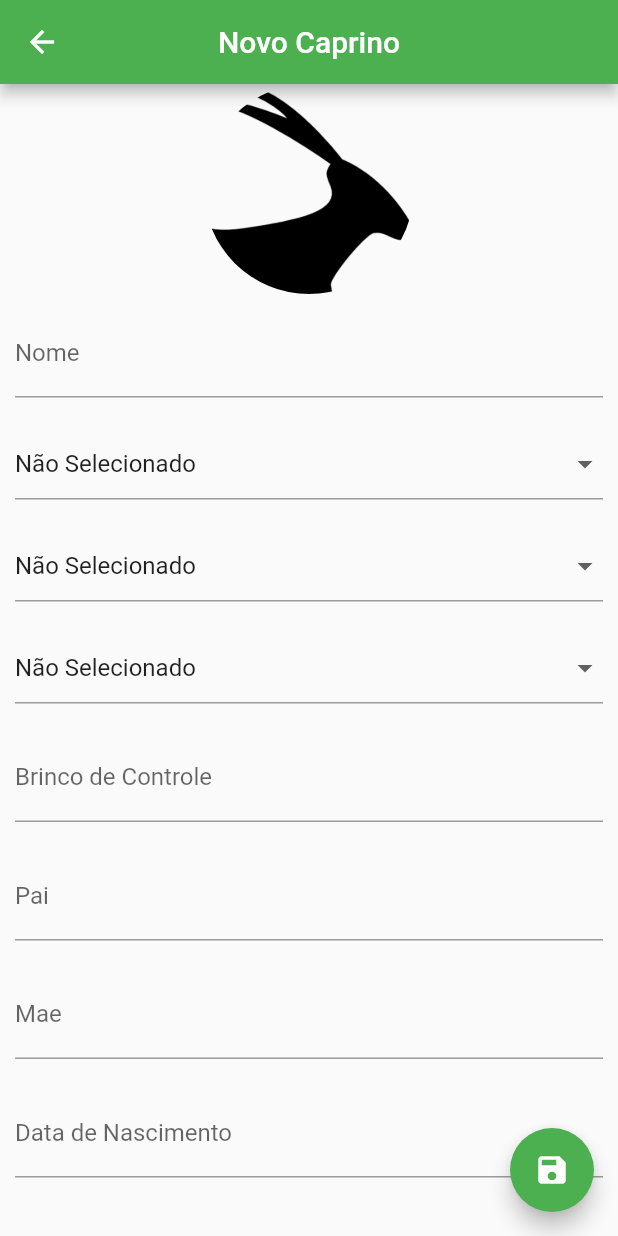
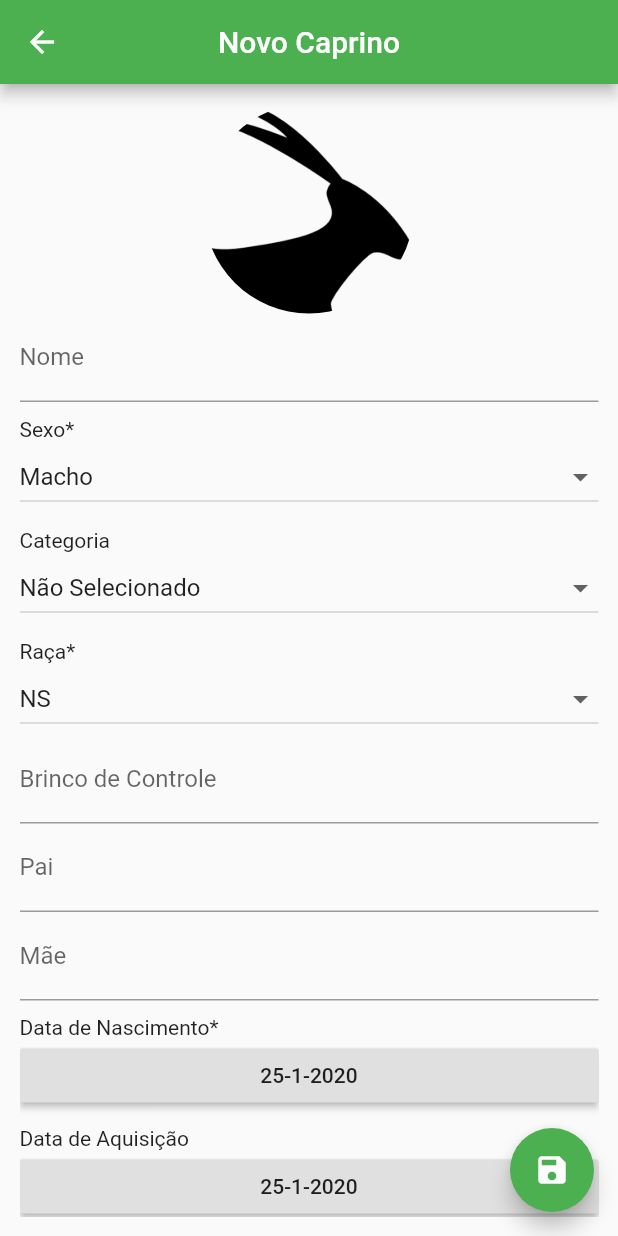
Before and after one commit to MatheusPatriota/projeto_escrituracao_rebanho, a Flutter app: the CaprinoPage screen opened directly, after a tap on the "add" icon, on a phone screen of 412 x 824 dp. Run offline on Flutter 3.47's test engine with Material 2 defaults, Android fonts, the phone set to English and light mode, and no system bars; our stand-ins replace image_picker, sqflite; accounts and stored records are empty.

Commit message:
Cadastro de Caprinos finalizado e funcional, proximo passo trabalhar no menu de visualização do caprino

```diff
--- a/ouvinos_caprinos/lib/drowpdown_info/dropdown_buttons.dart
+++ /dev/null
@@ -1,77 +0,0 @@
-class Sexo {
-  int id;
-  String nome;
-
-  Sexo(this.id, this.nome);
-
-  static List<Sexo> getSex() {
-    return <Sexo>[
-      Sexo(0,'Não Selecionado'),
-      Sexo(1, 'Macho'),
-      Sexo(2, 'Fêmea'),
-    ];
-  }
-}
-
-class Categoria{
-  int id;
-  String nome;
-
-  Categoria(this.id, this.nome);
-
-  static List<Categoria> getCategorias(){
-    return <Categoria>[
-      Categoria(0,'Não Selecionado'),
-      Categoria(1, 'Cria'),
-      Categoria(2, 'Recria'),
-      Categoria(3, 'Terminação'),
-      Categoria(4, 'Matriz'),
-      Categoria(5, 'Reprodutor')
-    ];
-
-  }
-}
-
-class RacaCaprino{
-  int id;
-  String nome;
-
-  RacaCaprino(this.id, this.nome);
-
-  static List<RacaCaprino> getRacaCaprinos(){
-    return <RacaCaprino>[
-      RacaCaprino(0,'Não Selecionado'),
-      RacaCaprino(1,"NS"),
-      RacaCaprino(2,"Alpino"),
-      RacaCaprino(3,"Anglo Nubiano"),
-      RacaCaprino(4,"Boer"),
-      RacaCaprino(5,"Mestiço"),
-      RacaCaprino(6,"Saanen"),
-      RacaCaprino(7,"Savana"),
-      RacaCaprino(8,"Toggenburg"),
-    ];
-  }
-
-}
-
-class RacaOvino{
-  int id;
-  String nome;
-
-  RacaOvino(this.id, this.nome);
-
-  static List<RacaOvino> getRacaOvinos(){
-    return <RacaOvino>[
-      RacaOvino(0,'Não Selecionado'),
-      RacaOvino(1,"NS"),
-      RacaOvino(2,"Alpino"),
-      RacaOvino(3,"Anglo Nubiano"),
-      RacaOvino(4,"Boer"),
-      RacaOvino(5,"Mestiço"),
-      RacaOvino(6,"Saanen"),
-      RacaOvino(7,"Savana"),
-      RacaOvino(8,"Toggenburg"),
-    ];
-  }
-
-}
--- a/ouvinos_caprinos/lib/ui/cadastro_caprino_page.dart
+++ b/ouvinos_caprinos/lib/ui/cadastro_caprino_page.dart
@@ -1,9 +1,9 @@
-import 'dart:async';
+// @author: Matheus Patriota
+
 import 'dart:io';
 
 import 'package:flutter/material.dart';
 import 'package:image_picker/image_picker.dart';
-import 'package:ouvinos_caprinos/drowpdown_info/dropdown_buttons.dart';
 import 'package:ouvinos_caprinos/helper/animais_helper.dart';
 
 class CadastroCaprinoPage extends StatefulWidget {
@@ -16,145 +16,205 @@ class CadastroCaprinoPage extends StatefulWidget {
 }
 
 class _CadastroCaprinoPageState extends State<CadastroCaprinoPage> {
-  /// Variveis de controle que passam informacao para o banco de dados
-  final _tipoController = TextEditingController();
-  final _nomeController = TextEditingController();
-  final _sexoController = TextEditingController();
-  final _categoriaController = TextEditingController();
-  final _racaController = TextEditingController();
-  final _brincoControleController = TextEditingController();
-  final _paiController = TextEditingController();
-  final _maeController = TextEditingController();
-  final _dataNascimentoController = TextEditingController();
-  final _dataAquisicaoController = TextEditingController();
-  final _valorAquisicaoController = TextEditingController();
-  final _nomeVendedorController = TextEditingController();
-  final _patrimonioController = TextEditingController();
+  // variavel responsavel pela chave do formulario
+  final _formKey = GlobalKey<FormState>();
 
-  final _nomeFocus = FocusNode();
+  // apontadores para as listas de multipla escolha
+  int _selectedGender = 0;
+  int _selectedCategoria = 0;
+  int _selectedRaca = 0;
 
+  // animal a ser criado/editado
+  Animal _editedAnimal;
+
+  // listas onde serao armazenada as possiveis escolhas
+  List<DropdownMenuItem<int>> genderList = [];
+  List<DropdownMenuItem<int>> categoriaList = [];
+  List<DropdownMenuItem<int>> racaList = [];
+
+  // checa se o animal foi editado
   bool _userEdited = false;
-  Animal _editedAnimal;
-  GlobalKey<FormState> _formKey = GlobalKey<FormState>();
 
-  // variaveis para o menu de alternativas no cadastro
-  List<Sexo> _sexos = Sexo.getSex();
-  List<DropdownMenuItem<Sexo>> _menuSexo;
-  Sexo _sexoSelecionado;
+  // recupera as datas atuais
+  DateTime _dataNascimento = new DateTime.now();
+  DateTime _dataAquisicao = new DateTime.now();
 
-  List<Categoria> _categorias = Categoria.getCategorias();
-  List<DropdownMenuItem<Categoria>> _menuCategorias;
-  Categoria _categoriaSelecionado;
+  // funcao para o usuario escolhar a data de nascimento
+  Future<Null> _selectDateNascimento(BuildContext context) async {
+    final DateTime picked = await showDatePicker(
+      context: context,
+      initialDate: _dataNascimento,
+      firstDate: new DateTime(1900),
+      lastDate: new DateTime(2100),
+    );
+    if (picked != null && picked != _dataNascimento) {
+      setState(() {
+        _dataNascimento = picked;
+      });
+    }
+  }
 
-  List<RacaCaprino> _racasCaprino = RacaCaprino.getRacaCaprinos();
-  List<DropdownMenuItem<RacaCaprino>> _menuRacasCaprinos;
-  RacaCaprino _racaCaprinoSelecionado;
+  // funcao para o usuario escolhar a data de Aquisicao
+  Future<Null> _selectDateAquisicao(BuildContext context) async {
+    final DateTime picked = await showDatePicker(
+      context: context,
+      initialDate: _dataAquisicao,
+      firstDate: new DateTime(1900),
+      lastDate: new DateTime(2100),
+    );
+    if (picked != null && picked != _dataAquisicao) {
+      setState(() {
+        _dataAquisicao = picked;
+      });
+    }
+  }
 
-  /// Metodo inicializa toda vez que tem alguma alteracao no aplicativo
+  //inicializa toda vez que algo eh alterado
   @override
   void initState() {
-    _menuSexo = buildDropdownSexoItems(_sexos);
-    _sexoSelecionado = _menuSexo[0].value;
-
-    _menuCategorias = buildDropdownCategoriaItems(_categorias);
-    _categoriaSelecionado = _menuCategorias[0].value;
-
-    _menuRacasCaprinos = buildDropdownRacasCaprinoItems(_racasCaprino);
-    _racaCaprinoSelecionado = _menuRacasCaprinos[0].value;
-
     super.initState();
 
     if (widget.animalCaprino == null) {
       _editedAnimal = Animal();
+      _editedAnimal.sexo = "Macho";
+      _editedAnimal.raca = "NS";
+      _editedAnimal.tipo = "caprino";
+      print(_editedAnimal);
     } else {
       _editedAnimal = Animal.fromMap(widget.animalCaprino.toMap());
-
-      _tipoController.text = _editedAnimal.tipo;
-      _nomeController.text = _editedAnimal.nome;
-      _sexoController.text = _editedAnimal.sexo;
-      _categoriaController.text = _editedAnimal.categoria;
-      _racaController.text = _editedAnimal.raca;
-      _brincoControleController.text = _editedAnimal.brincoControle;
-      _paiController.text = _editedAnimal.pai;
-      _maeController.text = _editedAnimal.mae;
-      _dataNascimentoController.text = _editedAnimal.dataNascimento;
-      _dataAquisicaoController.text = _editedAnimal.dataAquisicao;
-      _valorAquisicaoController.text = _editedAnimal.valorAquisicao;
-      _nomeVendedorController.text = _editedAnimal.nomeVendedor;
-      _patrimonioController.text = _editedAnimal.patrimonio;
     }
   }
 
-  /**
-   * Tentei unificar em uma unica funcao do tipo generica, mas nao consegui, tive que colocar desse jeito
-   * se tiver alguma sugestao pode mandar
-   */
-
-  /// Metodo responsavel por criar o menu de alternativas para o cadastro
-  List<DropdownMenuItem<Sexo>> buildDropdownSexoItems(List x) {
-    List<DropdownMenuItem<Sexo>> items = List();
-    for (Sexo c in x) {
-      items.add(
-        DropdownMenuItem(
-          value: c,
-          child: Text(c.nome),
-        ),
-      );
-    }
-    return items;
+  // carrega a lista de possiveis sexos
+  void loadGenderList() {
+    genderList = [];
+    genderList.add(new DropdownMenuItem(
+      child: new Text('Macho'),
+      value: 0,
+    ));
+    genderList.add(new DropdownMenuItem(
+      child: new Text('Fêmea'),
+      value: 1,
+    ));
   }
 
-  List<DropdownMenuItem<Categoria>> buildDropdownCategoriaItems(List x) {
-    List<DropdownMenuItem<Categoria>> items = List();
-    for (Categoria c in x) {
-      items.add(
-        DropdownMenuItem(
-          value: c,
-          child: Text(c.nome),
-        ),
-      );
-    }
-    return items;
+  // carrega a lista de possiveis categorias
+  void loadCategoriaList() {
+    categoriaList = [];
+    categoriaList.add(new DropdownMenuItem(
+      child: new Text('Não Selecionado'),
+      value: 0,
+    ));
+    categoriaList.add(new DropdownMenuItem(
+      child: new Text('Cria'),
+      value: 1,
+    ));
+    categoriaList.add(new DropdownMenuItem(
+      child: new Text('Recria'),
+      value: 2,
+    ));
+    categoriaList.add(new DropdownMenuItem(
+      child: new Text('Terminação'),
+      value: 3,
+    ));
+    categoriaList.add(new DropdownMenuItem(
+      child: new Text('Matriz'),
+      value: 4,
+    ));
+    categoriaList.add(new DropdownMenuItem(
+      child: new Text('Repodutor'),
+      value: 5,
+    ));
   }
 
-  List<DropdownMenuItem<RacaCaprino>> buildDropdownRacasCaprinoItems(List x) {
-    List<DropdownMenuItem<RacaCaprino>> items = List();
-    for (RacaCaprino c in x) {
-      items.add(
-        DropdownMenuItem(
-          value: c,
-          child: Text(c.nome),
-        ),
-      );
-    }
-    return items;
+  // carrega a lista de possiveis racas
+  void loadRacaList() {
+    racaList = [];
+    racaList.add(new DropdownMenuItem(
+      child: new Text('NS'),
+      value: 0,
+    ));
+    racaList.add(new DropdownMenuItem(
+      child: new Text('Alpino'),
+      value: 1,
+    ));
+    racaList.add(new DropdownMenuItem(
+      child: new Text('Anglo Nubiano'),
+      value: 2,
+    ));
+    racaList.add(new DropdownMenuItem(
+      child: new Text('Boer'),
+      value: 3,
+    ));
+    racaList.add(new DropdownMenuItem(
+      child: new Text('Mestiço'),
+      value: 4,
+    ));
+    racaList.add(new DropdownMenuItem(
+      child: new Text('Saanen'),
+      value: 5,
+    ));
+    racaList.add(new DropdownMenuItem(
+      child: new Text('Savana'),
+      value: 6,
+    ));
+    racaList.add(new DropdownMenuItem(
+      child: new Text('Toggenburg'),
+      value: 7,
+    ));
+    // print(racaList[0].child.toStringShallow());
   }
 
+  // montando a pagina de exibicao
   @override
   Widget build(BuildContext context) {
+    // carregando as listas
+    loadGenderList();
+    loadCategoriaList();
+    loadRacaList();
+    // willpopScpe vai retornar nosso animal
     return WillPopScope(
       onWillPop: _requestPop,
+      // Scaffold possibilita o slide pra cima e para baixo
       child: Scaffold(
+        //barra superior com informacoes
         appBar: AppBar(
           backgroundColor: Colors.green,
           title: Text(_editedAnimal.nome ?? "Novo Caprino"),
           centerTitle: true,
         ),
+        // botao salvar
         floatingActionButton: FloatingActionButton(
           onPressed: () {
-            if (_editedAnimal.nome != null && _editedAnimal.nome.isNotEmpty) {
             Navigator.pop(context, _editedAnimal);
-            } else {
-              FocusScope.of(context).requestFocus(_nomeFocus);
-            }
           },
           child: Icon(Icons.save),
           backgroundColor: Colors.green,
         ),
-        body: SingleChildScrollView(
-          child: Form(
+        // formulario de cadastro
+        body: Form(
             key: _formKey,
-            child: Column(
+            child: new Container(
+              padding: EdgeInsets.all(13.0),
+              child: ListView(
+                children: getFormWidgets(),
+              ),
+            )),
+      ),
+    );
+  }
+
+// Funcao que retorna todos os widgets usados no formulario de cadastro
+  List<Widget> getFormWidgets() {
+    // formatando a data para guardar no bd
+    var formatoDataNascimento =
+        "${_dataNascimento.day}-${_dataNascimento.month}-${_dataNascimento.year}";
+    var formatoDataAquisicao =
+        "${_dataAquisicao.day}-${_dataAquisicao.month}-${_dataAquisicao.year}";
+    List<Widget> formWidget = new List();
+    // widget para inserir a imagem no formulario
+    formWidget.add(
+      Column(
         children: <Widget>[
           GestureDetector(
             child: Container(
@@ -170,8 +230,7 @@ class _CadastroCaprinoPageState extends State<CadastroCaprinoPage> {
               ),
             ),
             onTap: () {
-                    ImagePicker.pickImage(source: ImageSource.camera)
-                        .then((file) {
+              ImagePicker.pickImage(source: ImageSource.camera).then((file) {
                 if (file == null) return;
                 setState(() {
                   _editedAnimal.img = file.path;
@@ -179,11 +238,13 @@ class _CadastroCaprinoPageState extends State<CadastroCaprinoPage> {
               });
             },
           ),
-                Container(
-                  padding: EdgeInsets.all(10.0),
-                  child: TextField(
-                    controller: _nomeController,
-                    focusNode: _nomeFocus,
+        ],
+      ),
+    );
+
+    // widget para inserir o nome do animal
+    formWidget.add(
+      new TextField(
         decoration: InputDecoration(labelText: "Nome"),
         onChanged: (text) {
           _userEdited = true;
@@ -192,62 +253,68 @@ class _CadastroCaprinoPageState extends State<CadastroCaprinoPage> {
           });
         },
       ),
-                ),
-                Container(
-                  padding: EdgeInsets.all(10.0),
-                  child: DropdownButtonFormField<Sexo>(
-                    isExpanded: true,
-                    value: _sexoSelecionado,
-                    items: _menuSexo,
-                    onChanged: (Sexo sexoSelecionado) {
+    );
+    formWidget.add(Container(
+      child: Text("Sexo*"),
+      padding: EdgeInsets.only(top: 10.0),
+    ));
+    // widget para inserir o sexo do animal
+    formWidget.add(new DropdownButton(
+      hint: new Text('Select Gender'),
+      items: genderList,
+      value: _selectedGender,
+      onChanged: (value) {
         setState(() {
           _userEdited = true;
-                        _sexoSelecionado = sexoSelecionado;
-                        _editedAnimal.sexo = sexoSelecionado.nome;
-                        _editedAnimal.tipo = "caprino";
+          _selectedGender = value;
+          _editedAnimal.sexo =
+              removeCaracteres(genderList[value].child.toString());
         });
       },
-
-                  ),
-                ),
-                Container(
-                  padding: EdgeInsets.all(10.0),
-                  child: DropdownButtonFormField(
       isExpanded: true,
-                    hint: Text("Selecione a Categoria"),
-                    value: _categoriaSelecionado,
-                    items: _menuCategorias,
-                    onChanged: (Categoria categoriaSelecionada) {
+    ));
+    formWidget.add(Container(
+      child: Text("Categoria"),
+      padding: EdgeInsets.only(top: 10.0),
+    ));
+    // widget para inserir a categoria do animal
+    formWidget.add(new DropdownButton(
+      hint: new Text('Select Categoria'),
+      items: categoriaList,
+      value: _selectedCategoria,
+      onChanged: (value) {
         setState(() {
           _userEdited = true;
-                        _categoriaSelecionado = categoriaSelecionada;
-                        _editedAnimal.categoria = categoriaSelecionada.nome;
+          _selectedCategoria = value;
+          _editedAnimal.categoria =
+              removeCaracteres(categoriaList[value].child.toString());
         });
       },
-                  ),
-                ),
-                Container(
-                  padding: EdgeInsets.all(10.0),
-                  child: DropdownButtonFormField(
       isExpanded: true,
-                    hint: Text("Selecione a Raça"),
-                    value: _racaCaprinoSelecionado,
-                    items: _menuRacasCaprinos,
-                    onChanged: (RacaCaprino racaCaprinoSelecionada) {
+    ));
+    formWidget.add(Container(
+      child: Text("Raça*"),
+      padding: EdgeInsets.only(top: 10.0),
+    ));
+    // widget para inserir a raca do animal
+    formWidget.add(new DropdownButton(
+      hint: new Text('Selecione a Raça'),
+      items: racaList,
+      value: _selectedRaca,
+      onChanged: (value) {
         setState(() {
           _userEdited = true;
-                        _racaCaprinoSelecionado = racaCaprinoSelecionada;
-                        _editedAnimal.raca = racaCaprinoSelecionada.nome;
+          _selectedRaca = value;
+          _editedAnimal.raca =
+              removeCaracteres(racaList[value].child.toString());
         });
       },
-                  ),
-                ),
-                Container(
-                  padding: EdgeInsets.all(10.0),
-                  child: TextField(
-                    controller: _brincoControleController,
-                    decoration:
-                        InputDecoration(labelText: "Brinco de Controle"),
+      isExpanded: true,
+    ));
+    // widget para inserir o numero do brinco de controle
+    formWidget.add(
+      new TextField(
+        decoration: InputDecoration(labelText: "Brinco de Controle"),
         onChanged: (text) {
           _userEdited = true;
           setState(() {
@@ -255,11 +322,10 @@ class _CadastroCaprinoPageState extends State<CadastroCaprinoPage> {
           });
         },
       ),
-                ),
-                Container(
-                  padding: EdgeInsets.all(10.0),
-                  child: TextField(
-                    controller: _paiController,
+    );
+    // widget para inserir o pai do animal
+    formWidget.add(
+      new TextField(
         decoration: InputDecoration(labelText: "Pai"),
         onChanged: (text) {
           _userEdited = true;
@@ -268,12 +334,11 @@ class _CadastroCaprinoPageState extends State<CadastroCaprinoPage> {
           });
         },
       ),
-                ),
-                Container(
-                  padding: EdgeInsets.all(10.0),
-                  child: TextField(
-                    controller: _maeController,
-                    decoration: InputDecoration(labelText: "Mae"),
+    );
+    // widget para inserir a mae do animal
+    formWidget.add(
+      new TextField(
+        decoration: InputDecoration(labelText: "Mãe"),
         onChanged: (text) {
           _userEdited = true;
           setState(() {
@@ -281,40 +346,48 @@ class _CadastroCaprinoPageState extends State<CadastroCaprinoPage> {
           });
         },
       ),
-                ),
-                Container(
-                  padding: EdgeInsets.all(10.0),
-                  child: TextField(
-                    controller: _dataNascimentoController,
-                    decoration:
-                        InputDecoration(labelText: "Data de Nascimento"),
-                    onChanged: (text) {
+    );
+    formWidget.add(Container(
+      child: Text("Data de Nascimento*"),
+      padding: EdgeInsets.only(top: 10.0),
+    ));
+    // widget para data de nascimentoque eh obrigatoria
+    formWidget.add(
+      new RaisedButton(
+        child: Text("$formatoDataNascimento"),
+        onPressed: () {
+          _selectDateNascimento(context);
+          print(_dataNascimento.toString());
           _userEdited = true;
           setState(() {
-                        _editedAnimal.dataNascimento = text;
+            _editedAnimal.dataNascimento = formatoDataNascimento;
           });
         },
       ),
-                ),
-                Container(
-                  padding: EdgeInsets.all(10.0),
-                  child: TextField(
-                    controller: _dataAquisicaoController,
-                    decoration: InputDecoration(labelText: "Data de aquisicao"),
-                    onChanged: (text) {
+    );
+    // widget para data de aquisicao
+    formWidget.add(Container(
+      child: Text("Data de Aquisição"),
+      padding: EdgeInsets.only(top: 10.0),
+    ));
+    formWidget.add(
+      RaisedButton(
+          child: Text("$formatoDataAquisicao"),
+          onPressed: () {
+            _selectDateAquisicao(context);
             _userEdited = true;
+
             setState(() {
-                        _editedAnimal.dataAquisicao = text;
+              _editedAnimal.dataAquisicao = formatoDataAquisicao;
             });
-                    },
-                  ),
-                ),
-                Container(
-                  padding: EdgeInsets.all(10.0),
-                  child: TextField(
-                    controller: _valorAquisicaoController,
+          }),
+    );
+    // widget para o valor da aquisicao do animal
+    formWidget.add(
+      new TextField(
+        keyboardType: TextInputType.numberWithOptions(decimal: true),
         decoration:
-                        InputDecoration(labelText: "Valor de Aquisicao"),
+            InputDecoration(labelText: "Valor da Aquisição", prefixText: "R\$"),
         onChanged: (text) {
           _userEdited = true;
           setState(() {
@@ -322,11 +395,10 @@ class _CadastroCaprinoPageState extends State<CadastroCaprinoPage> {
           });
         },
       ),
-                ),
-                Container(
-                  padding: EdgeInsets.all(10.0),
-                  child: TextField(
-                    controller: _nomeVendedorController,
+    );
+    // widget para o nome do vendedor
+    formWidget.add(
+      new TextField(
         decoration: InputDecoration(labelText: "Nome do Vendedor"),
         onChanged: (text) {
           _userEdited = true;
@@ -335,12 +407,11 @@ class _CadastroCaprinoPageState extends State<CadastroCaprinoPage> {
           });
         },
       ),
-                ),
-                Container(
-                  padding: EdgeInsets.all(10.0),
-                  child: TextField(
-                    controller: _patrimonioController,
-                    decoration: InputDecoration(labelText: "Patrimonio"),
+    );
+    // widget para o patrimonio
+    formWidget.add(
+      new TextField(
+        decoration: InputDecoration(labelText: "Patrimônio/N do Patrimônio"),
         onChanged: (text) {
           _userEdited = true;
           setState(() {
@@ -348,15 +419,32 @@ class _CadastroCaprinoPageState extends State<CadastroCaprinoPage> {
           });
         },
       ),
-                ),
-              ],
-            ),
-          ),
-        ),
-      ),
     );
+
+    return formWidget;
+  }
+// funcao para remover caracteres indesejados na string
+  String removeCaracteres(String s) {
+    String resp = "";
+    bool removed = false;
+    for (var i = 0; i < s.length; i++) {
+      if (!(s[i] == "T" ||
+          s[i] == "x" ||
+          s[i] == "t" ||
+          s[i] == "(" ||
+          s[i] == ")" ||
+          s[i] == '"')) {
+        if (removed == false && s[i] == "e") {
+          removed = true;
+        } else {
+          resp += s[i];
+        }
+      }
+    }
+    return resp;
   }
 
+  // Funcao para checar se foi feita alguma alteracao no cadastro
   Future<bool> _requestPop() {
     if (_userEdited) {
       showDialog(
```
Also changed, not shown: ouvinos_caprinos/lib/ui/caprino_page.dart (+68 -47 lines), ouvinos_caprinos/lib/ui/show_caprino_information.dart (added, +31 -0 lines). Lines whose indentation alone changed are shown as unchanged.
